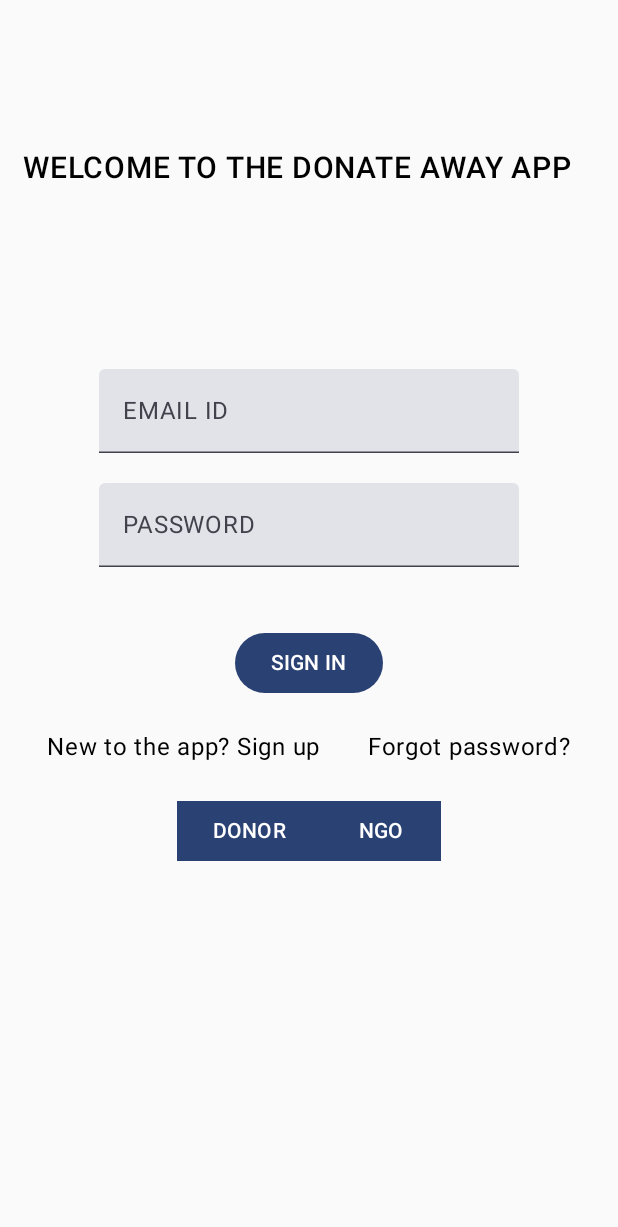
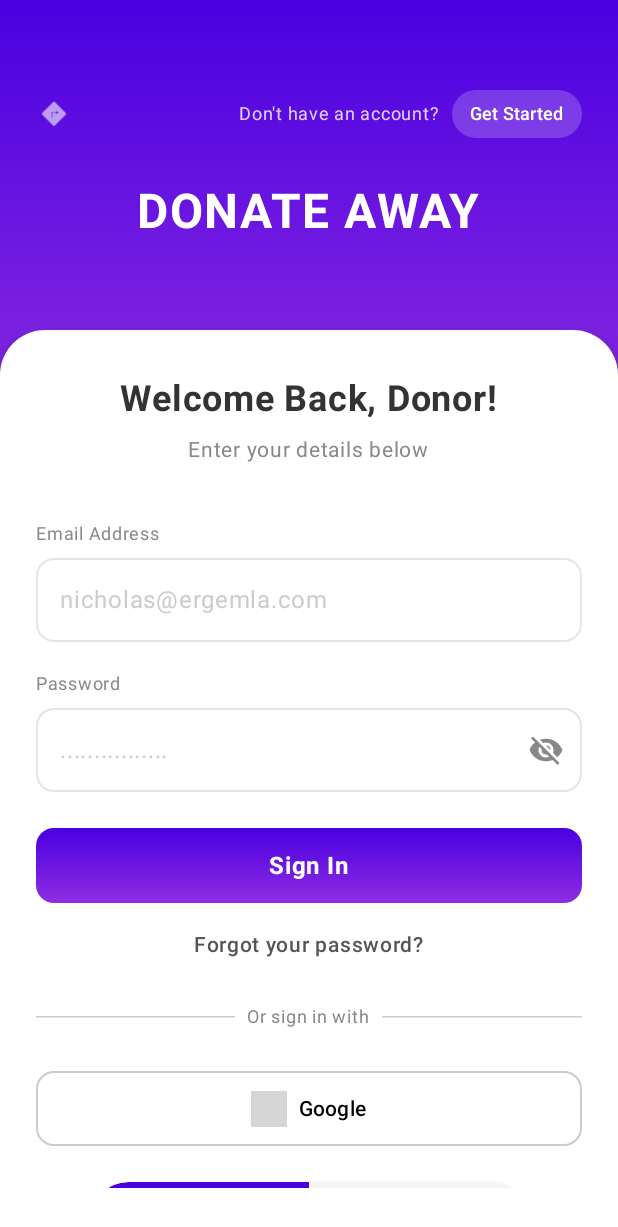
Before and after one commit to nitinsrinivas013/DonateAway, an Android app built with Jetpack Compose: the screen it shows after launch (MainActivity before the commit, MainActivity2 after it), on a phone screen of 412 x 824 dp. Shown: the top 1227 px of the screen. Run offline under Robolectric (Android 15) with nearby library versions, the phone set to English and light mode, and no system bars; grey boxes are pictures that could not be loaded.

Commit message:
worked on login screen

```diff
--- a/app/build.gradle.kts
+++ b/app/build.gradle.kts
@@ -49,6 +49,7 @@ dependencies {
     implementation(libs.androidx.ui.graphics)
     implementation(libs.androidx.ui.tooling.preview)
     implementation(libs.androidx.material3)
+    implementation("androidx.compose.material:material-icons-extended:1.7.5")
     testImplementation(libs.junit)
     androidTestImplementation(libs.androidx.junit)
     androidTestImplementation(libs.androidx.espresso.core)
--- /dev/null
+++ b/app/src/main/java/com/example/donateaway/MainActivity2.kt
@@ -0,0 +1,385 @@
+package com.example.donateaway
+
+import android.os.Bundle
+import androidx.activity.ComponentActivity
+import androidx.activity.compose.setContent
+import androidx.activity.enableEdgeToEdge
+import androidx.compose.foundation.BorderStroke
+import androidx.compose.foundation.Image
+import androidx.compose.foundation.background
+import androidx.compose.foundation.clickable
+import androidx.compose.foundation.layout.*
+import androidx.compose.foundation.rememberScrollState
+import androidx.compose.foundation.shape.RoundedCornerShape
+import androidx.compose.foundation.text.KeyboardOptions
+import androidx.compose.foundation.verticalScroll
+import androidx.compose.material.icons.Icons
+import androidx.compose.material.icons.filled.Visibility
+import androidx.compose.material.icons.filled.VisibilityOff
+import androidx.compose.material3.*
+import androidx.compose.runtime.*
+import androidx.compose.ui.Alignment
+import androidx.compose.ui.Modifier
+import androidx.compose.ui.draw.clip
+import androidx.compose.ui.graphics.Brush
+import androidx.compose.ui.graphics.Color
+import androidx.compose.ui.res.painterResource
+import androidx.compose.ui.text.font.FontWeight
+import androidx.compose.ui.text.input.KeyboardType
+import androidx.compose.ui.text.input.PasswordVisualTransformation
+import androidx.compose.ui.text.input.VisualTransformation
+import androidx.compose.ui.tooling.preview.Preview
+import androidx.compose.ui.unit.dp
+import androidx.compose.ui.unit.sp
+import com.example.donateaway.ui.theme.DonateAwayTheme
+
+
+
+class MainActivity2 : ComponentActivity() {
+    override fun onCreate(savedInstanceState: Bundle?) {
+        super.onCreate(savedInstanceState)
+        enableEdgeToEdge()
+        setContent {
+            DonateAwayTheme {
+                AppLoginScreen()
+
+            }
+        }
+    }
+}
+// --- Enum for the User Type ---
+enum class UserRole {
+    DONOR, NGO
+}
+
+@Composable
+fun AppLoginScreen() {
+    // State for the Toggle (Default is Donor as requested)
+    var selectedRole by remember { mutableStateOf(UserRole.DONOR) }
+
+    // Colors from the image
+    val gradientBrush = Brush.verticalGradient(
+        colors = listOf(
+            Color(0xFF4A00E0), // Deep Purple
+            Color(0xFF8E2DE2)  // Lighter Violet
+        )
+    )
+
+    Box(
+        modifier = Modifier
+            .fillMaxSize()
+            .background(Color.White)
+    ) {
+        // 1. Top Background Section
+        Column(
+            modifier = Modifier
+                .fillMaxWidth()
+                .height(300.dp) // Covers top ~35%
+                .background(gradientBrush)
+                .padding(top = 60.dp),
+            horizontalAlignment = Alignment.CenterHorizontally
+        ) {
+            // Header Navigation (Top right)
+            Row(
+                modifier = Modifier
+                    .fillMaxWidth()
+                    .padding(horizontal = 24.dp),
+                horizontalArrangement = Arrangement.SpaceBetween,
+                verticalAlignment = Alignment.CenterVertically
+            ) {
+                Icon(
+                    painter = painterResource(id = android.R.drawable.ic_menu_directions), // Placeholder for Back Arrow
+                    contentDescription = "Back",
+                    tint = Color.White,
+                    modifier = Modifier.size(24.dp)
+                )
+
+                Row(verticalAlignment = Alignment.CenterVertically) {
+                    Text(
+                        text = "Don't have an account?",
+                        color = Color.White.copy(alpha = 0.8f),
+                        fontSize = 12.sp
+                    )
+                    Spacer(modifier = Modifier.width(8.dp))
+                    Button(
+                        onClick = { /* Handle Get Started */ },
+                        colors = ButtonDefaults.buttonColors(containerColor = Color.White.copy(alpha = 0.2f)),
+                        contentPadding = PaddingValues(horizontal = 12.dp, vertical = 0.dp),
+                        shape = RoundedCornerShape(20.dp),
+                        modifier = Modifier.height(32.dp)
+                    ) {
+                        Text("Get Started", fontSize = 12.sp, color = Color.White)
+                    }
+                }
+            }
+
+            Spacer(modifier = Modifier.height(30.dp))
+
+            // Logo Text
+            Text(
+                text = "DONATE AWAY",
+                fontSize = 32.sp,
+                fontWeight = FontWeight.Bold,
+                color = Color.White,
+                letterSpacing = 1.sp
+            )
+        }
+
+        // 2. Bottom Card Section (Overlapping)
+        // We use a Box to align it to the bottom, but allow it to slide up over the header
+        Box(
+            modifier = Modifier
+                .fillMaxSize()
+                .padding(top = 220.dp) // This creates the overlap effect
+        ) {
+            Surface(
+                modifier = Modifier.fillMaxSize(),
+                shape = RoundedCornerShape(topStart = 30.dp, topEnd = 30.dp),
+                color = Color.White,
+                shadowElevation = 10.dp
+            ) {
+                Column(
+                    modifier = Modifier
+                        .fillMaxSize()
+                        .padding(horizontal = 24.dp, vertical = 32.dp)
+                        .verticalScroll(rememberScrollState()),
+                    horizontalAlignment = Alignment.CenterHorizontally
+                ) {
+
+                    // Dynamic Title based on Toggle
+                    Text(
+                        text = if (selectedRole == UserRole.DONOR) "Welcome Back, Donor!" else "NGO Portal Login",
+                        fontSize = 24.sp,
+                        fontWeight = FontWeight.Bold,
+                        color = Color(0xFF333333)
+                    )
+
+                    Spacer(modifier = Modifier.height(8.dp))
+
+                    Text(
+                        text = "Enter your details below",
+                        fontSize = 14.sp,
+                        color = Color.Gray
+                    )
+
+                    Spacer(modifier = Modifier.height(32.dp))
+
+                    // Form Fields
+                    CustomTextField(
+                        label = "Email Address",
+                        placeholder = "nicholas@ergemla.com"
+                    )
+
+                    Spacer(modifier = Modifier.height(16.dp))
+
+                    CustomPasswordField(
+                        label = "Password"
+                    )
+
+                    Spacer(modifier = Modifier.height(24.dp))
+
+                    // Sign In Button with Gradient
+                    Box(
+                        modifier = Modifier
+                            .fillMaxWidth()
+                            .height(50.dp)
+                            .clip(RoundedCornerShape(12.dp))
+                            .background(gradientBrush)
+                            .clickable { /* Handle Login */ },
+                        contentAlignment = Alignment.Center
+                    ) {
+                        Text(
+                            text = "Sign In",
+                            color = Color.White,
+                            fontWeight = FontWeight.Bold,
+                            fontSize = 16.sp
+                        )
+                    }
+
+                    Spacer(modifier = Modifier.height(16.dp))
+
+                    Text(
+                        text = "Forgot your password?",
+                        fontSize = 14.sp,
+                        color = Color(0xFF555555),
+                        fontWeight = FontWeight.Medium
+                    )
+
+                    Spacer(modifier = Modifier.height(24.dp))
+
+                    // "Or sign in with" Divider
+                    Row(
+                        verticalAlignment = Alignment.CenterVertically,
+                        modifier = Modifier.fillMaxWidth()
+                    ) {
+                        HorizontalDivider(modifier = Modifier.weight(1f), color = Color.LightGray)
+                        Text(
+                            text = "Or sign in with",
+                            modifier = Modifier.padding(horizontal = 8.dp),
+                            fontSize = 12.sp,
+                            color = Color.Gray
+                        )
+                        HorizontalDivider(modifier = Modifier.weight(1f), color = Color.LightGray)
+                    }
+
+                    Spacer(modifier = Modifier.height(24.dp))
+
+                    // Google Button Only
+                    OutlinedButton(
+                        onClick = { /* Handle Google Login */ },
+                        modifier = Modifier
+                            .fillMaxWidth()
+                            .height(50.dp),
+                        shape = RoundedCornerShape(12.dp),
+                        border = BorderStroke(1.dp, Color.LightGray)
+                    ) {
+                        // In a real app, use R.drawable.ic_google
+                        // Using a placeholder Icon for now
+                        Image(
+                            painter = painterResource(id = R.drawable.googlelogo), // This now works!
+                            contentDescription = "Google Logo",
+                            modifier = Modifier.size(24.dp)
+                        )
+                        Spacer(modifier = Modifier.width(8.dp))
+                        Text(
+                            text = "Google",
+                            color = Color.Black,
+                            fontWeight = FontWeight.SemiBold
+                        )
+                    }
+
+                    Spacer(modifier = Modifier.weight(1f)) // Pushes content up if screen is tall
+                    Spacer(modifier = Modifier.height(24.dp))
+
+                    // --- THE REQUESTED TOGGLE ROW ---
+                    RoleToggleRow(
+                        currentRole = selectedRole,
+                        onRoleSelected = { role -> selectedRole = role }
+                    )
+
+                    Spacer(modifier = Modifier.height(48.dp))
+                }
+            }
+        }
+    }
+}
+
+// --- Helper Composable ---
+
+@Composable
+fun RoleToggleRow(
+    currentRole: UserRole,
+    onRoleSelected: (UserRole) -> Unit
+) {
+    Card(
+        shape = RoundedCornerShape(50),
+        elevation = CardDefaults.cardElevation(defaultElevation = 4.dp),
+        colors = CardDefaults.cardColors(containerColor = Color(0xFFF5F5F5)),
+        modifier = Modifier
+            .fillMaxWidth(0.8f) // Take up 80% of width
+            .height(50.dp)
+
+    ) {
+        Row(
+            modifier = Modifier.fillMaxSize(),
+            verticalAlignment = Alignment.CenterVertically
+        ) {
+            // Donor Toggle Item
+            Box(
+                modifier = Modifier
+                    .weight(1f)
+                    .fillMaxHeight()
+                    .background(
+                        if (currentRole == UserRole.DONOR) Color(0xFF4A00E0) else Color.Transparent,
+                        shape = RoundedCornerShape(topStart = 50.dp, bottomStart = 50.dp)
+                    )
+                    .clickable { onRoleSelected(UserRole.DONOR) },
+                contentAlignment = Alignment.Center
+            ) {
+                Text(
+                    text = "Donor",
+                    color = if (currentRole == UserRole.DONOR) Color.White else Color.Gray,
+                    fontWeight = FontWeight.Bold
+                )
+            }
+
+            // NGO Toggle Item
+            Box(
+                modifier = Modifier
+                    .weight(1f)
+                    .fillMaxHeight()
+                    .background(
+                        if (currentRole == UserRole.NGO) Color(0xFF4A00E0) else Color.Transparent,
+                        shape = RoundedCornerShape(topEnd = 50.dp, bottomEnd = 50.dp)
+                    )
+                    .clickable { onRoleSelected(UserRole.NGO) },
+                contentAlignment = Alignment.Center
+            ) {
+                Text(
+                    text = "NGO",
+                    color = if (currentRole == UserRole.NGO) Color.White else Color.Gray,
+                    fontWeight = FontWeight.Bold
+                )
+            }
+        }
+    }
+}
+
+@Composable
+fun CustomTextField(label: String, placeholder: String) {
+    Column(modifier = Modifier.fillMaxWidth()) {
+        Text(text = label, fontSize = 12.sp, color = Color.Gray)
+        Spacer(modifier = Modifier.height(4.dp))
+        OutlinedTextField(
+            value = "",
+            onValueChange = {},
+            placeholder = { Text(placeholder, color = Color.LightGray) },
+            modifier = Modifier.fillMaxWidth(),
+            shape = RoundedCornerShape(12.dp),
+            colors = OutlinedTextFieldDefaults.colors(
+                focusedBorderColor = Color(0xFF4A00E0),
+                unfocusedBorderColor = Color.LightGray.copy(alpha = 0.5f)
+            ),
+            singleLine = true
+        )
+    }
+}
+
+@Composable
+fun CustomPasswordField(label: String) {
+    var passwordVisible by remember { mutableStateOf(false) }
+
+    Column(modifier = Modifier.fillMaxWidth()) {
+        Text(text = label, fontSize = 12.sp, color = Color.Gray)
+        Spacer(modifier = Modifier.height(4.dp))
+        OutlinedTextField(
+            value = "",
+            onValueChange = {},
+            placeholder = { Text("................", color = Color.LightGray) },
+            modifier = Modifier.fillMaxWidth(),
+            shape = RoundedCornerShape(12.dp),
+            visualTransformation = if (passwordVisible) VisualTransformation.None else PasswordVisualTransformation(),
+            trailingIcon = {
+                val image = if (passwordVisible)
+                    Icons.Filled.Visibility
+                else Icons.Filled.VisibilityOff
+
+                IconButton(onClick = { passwordVisible = !passwordVisible }) {
+                    Icon(imageVector = image, contentDescription = null, tint = Color.Gray)
+                }
+            },
+            colors = OutlinedTextFieldDefaults.colors(
+                focusedBorderColor = Color(0xFF4A00E0),
+                unfocusedBorderColor = Color.LightGray.copy(alpha = 0.5f)
+            ),
+            singleLine = true,
+            keyboardOptions = KeyboardOptions(keyboardType = KeyboardType.Password)
+        )
+    }
+}
+
+@Preview
+@Composable
+fun PreviewLogin() {
+    AppLoginScreen()
+}
--- a/app/src/main/res/values/strings.xml
+++ b/app/src/main/res/values/strings.xml
@@ -1,3 +1,4 @@
 <resources>
     <string name="app_name">DonateAway</string>
+    <string name="title_activity_main2">MainActivity2</string>
 </resources>
```
Also changed, not shown: app/src/main/AndroidManifest.xml (+8 -2 lines).
